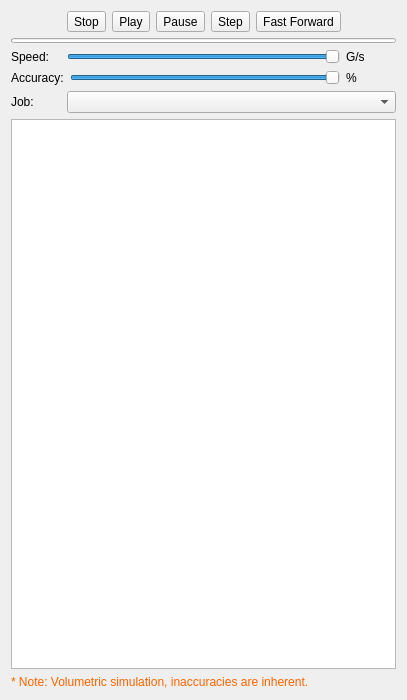
This is PathSimGui.ui in dubstar-04/FreeCAD_Path_Sim as Qt 5 draws it before an edit. The edited form follows.
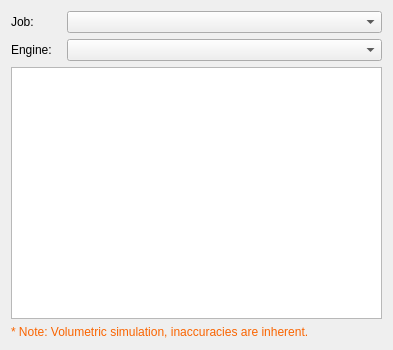
This is the edited form. Icons and pictures are not drawn.

Commit message: clean up freecad panel

Patch:
```diff
--- a/PathSimGui.ui
+++ b/PathSimGui.ui
@@ -6,8 +6,8 @@
    <rect>
     <x>0</x>
     <y>0</y>
-    <width>407</width>
-    <height>700</height>
+    <width>393</width>
+    <height>350</height>
    </rect>
   </property>
   <property name="sizePolicy">
@@ -19,258 +19,8 @@
   <property name="windowTitle">
    <string>Path Simulator</string>
   </property>
-  <layout class="QVBoxLayout" name="verticalLayout">
-   <item>
-    <layout class="QHBoxLayout" name="horizontalLayout_2">
-     <item>
-      <spacer name="horizontalSpacer_2">
-       <property name="orientation">
-        <enum>Qt::Horizontal</enum>
-       </property>
-       <property name="sizeHint" stdset="0">
-        <size>
-         <width>40</width>
-         <height>20</height>
-        </size>
-       </property>
-      </spacer>
-     </item>
-     <item>
-      <widget class="QToolButton" name="toolButtonStop">
-       <property name="toolTip">
-        <string>Stop running simulation</string>
-       </property>
-       <property name="text">
-        <string>Stop</string>
-       </property>
-       <property name="icon">
-        <iconset resource="../../../Documents/GitHub/FreeCAD/src/Mod/Path/Gui/Resources/Path.qrc">
-         <normaloff>:/icons/Path_BStop.svg</normaloff>:/icons/Path_BStop.svg</iconset>
-       </property>
-       <property name="iconSize">
-        <size>
-         <width>32</width>
-         <height>32</height>
-        </size>
-       </property>
-      </widget>
-     </item>
-     <item>
-      <widget class="QToolButton" name="toolButtonPlay">
-       <property name="toolTip">
-        <string>Activate / resume simulation</string>
-       </property>
-       <property name="text">
-        <string>Play</string>
-       </property>
-       <property name="icon">
-        <iconset resource="../../../Documents/GitHub/FreeCAD/src/Mod/Path/Gui/Resources/Path.qrc">
-         <normaloff>:/icons/Path_BPlay.svg</normaloff>:/icons/Path_BPlay.svg</iconset>
-       </property>
-       <property name="iconSize">
-        <size>
-         <width>32</width>
-         <height>32</height>
-        </size>
-       </property>
-      </widget>
-     </item>
-     <item>
-      <widget class="QToolButton" name="toolButtonPause">
-       <property name="toolTip">
-        <string>Pause simulation</string>
-       </property>
-       <property name="text">
-        <string>Pause</string>
-       </property>
-       <property name="icon">
-        <iconset resource="../../../Documents/GitHub/FreeCAD/src/Mod/Path/Gui/Resources/Path.qrc">
-         <normaloff>:/icons/Path_BPause.svg</normaloff>:/icons/Path_BPause.svg</iconset>
-       </property>
-       <property name="iconSize">
-        <size>
-         <width>32</width>
-         <height>32</height>
-        </size>
-       </property>
-      </widget>
-     </item>
-     <item>
-      <widget class="QToolButton" name="toolButtonStep">
-       <property name="toolTip">
-        <string>Single step simulation</string>
-       </property>
-       <property name="text">
-        <string>Step</string>
-       </property>
-       <property name="icon">
-        <iconset resource="../../../Documents/GitHub/FreeCAD/src/Mod/Path/Gui/Resources/Path.qrc">
-         <normaloff>:/icons/Path_BStep.svg</normaloff>:/icons/Path_BStep.svg</iconset>
-       </property>
-       <property name="iconSize">
-        <size>
-         <width>32</width>
-         <height>32</height>
-        </size>
-       </property>
-      </widget>
-     </item>
-     <item>
-      <widget class="QToolButton" name="toolButtonFF">
-       <property name="toolTip">
-        <string>Run simulation till end without animation</string>
-       </property>
-       <property name="text">
-        <string>Fast Forward</string>
-       </property>
-       <property name="icon">
-        <iconset resource="../../../Documents/GitHub/FreeCAD/src/Mod/Path/Gui/Resources/Path.qrc">
-         <normaloff>:/icons/Path_BFastForward.svg</normaloff>:/icons/Path_BFastForward.svg</iconset>
-       </property>
-       <property name="iconSize">
-        <size>
-         <width>32</width>
-         <height>32</height>
-        </size>
-       </property>
-      </widget>
-     </item>
-     <item>
-      <spacer name="horizontalSpacer">
-       <property name="orientation">
-        <enum>Qt::Horizontal</enum>
-       </property>
-       <property name="sizeHint" stdset="0">
-        <size>
-         <width>40</width>
-         <height>20</height>
-        </size>
-       </property>
-      </spacer>
-     </item>
-    </layout>
-   </item>
-   <item>
-    <widget class="QProgressBar" name="progressBar">
-     <property name="sizePolicy">
-      <sizepolicy hsizetype="Expanding" vsizetype="Maximum">
-       <horstretch>0</horstretch>
-       <verstretch>0</verstretch>
-      </sizepolicy>
-     </property>
-     <property name="maximumSize">
-      <size>
-       <width>16777215</width>
-       <height>5</height>
-      </size>
-     </property>
-     <property name="textVisible">
-      <bool>false</bool>
-     </property>
-    </widget>
-   </item>
-   <item>
-    <layout class="QHBoxLayout" name="horizontalLayout_3">
-     <property name="topMargin">
-      <number>0</number>
-     </property>
-     <item>
-      <widget class="QLabel" name="label_3">
-       <property name="minimumSize">
-        <size>
-         <width>50</width>
-         <height>0</height>
-        </size>
-       </property>
-       <property name="text">
-        <string>Speed:</string>
-       </property>
-      </widget>
-     </item>
-     <item>
-      <widget class="QSlider" name="sliderSpeed">
-       <property name="minimum">
-        <number>1</number>
-       </property>
-       <property name="maximum">
-        <number>50</number>
-       </property>
-       <property name="value">
-        <number>50</number>
-       </property>
-       <property name="orientation">
-        <enum>Qt::Horizontal</enum>
-       </property>
-      </widget>
-     </item>
-     <item>
-      <widget class="QLabel" name="labelGPerSec">
-       <property name="minimumSize">
-        <size>
-         <width>50</width>
-         <height>0</height>
-        </size>
-       </property>
-       <property name="text">
-        <string>G/s</string>
-       </property>
-      </widget>
-     </item>
-    </layout>
-   </item>
-   <item>
-    <layout class="QHBoxLayout" name="horizontalLayout_4">
-     <property name="topMargin">
-      <number>0</number>
-     </property>
-     <item>
-      <widget class="QLabel" name="label_4">
-       <property name="minimumSize">
-        <size>
-         <width>50</width>
-         <height>0</height>
-        </size>
-       </property>
-       <property name="text">
-        <string>Accuracy:</string>
-       </property>
-      </widget>
-     </item>
-     <item>
-      <widget class="QSlider" name="sliderAccuracy">
-       <property name="minimum">
-        <number>1</number>
-       </property>
-       <property name="maximum">
-        <number>10</number>
-       </property>
-       <property name="pageStep">
-        <number>2</number>
-       </property>
-       <property name="value">
-        <number>10</number>
-       </property>
-       <property name="orientation">
-        <enum>Qt::Horizontal</enum>
-       </property>
-      </widget>
-     </item>
-     <item>
-      <widget class="QLabel" name="labelAccuracy">
-       <property name="minimumSize">
-        <size>
-         <width>50</width>
-         <height>0</height>
-        </size>
-       </property>
-       <property name="text">
-        <string>%</string>
-       </property>
-      </widget>
-     </item>
-    </layout>
-   </item>
-   <item>
+  <layout class="QGridLayout" name="gridLayout">
+   <item row="0" column="0">
     <layout class="QHBoxLayout" name="horizontalLayout">
      <item>
       <widget class="QLabel" name="label">
@@ -290,14 +40,49 @@
      </item>
     </layout>
    </item>
-   <item>
+   <item row="1" column="0">
+    <layout class="QHBoxLayout" name="horizontalLayout_2">
+     <item>
+      <widget class="QLabel" name="label_2">
+       <property name="enabled">
+        <bool>true</bool>
+       </property>
+       <property name="sizePolicy">
+        <sizepolicy hsizetype="Preferred" vsizetype="Preferred">
+         <horstretch>0</horstretch>
+         <verstretch>0</verstretch>
+        </sizepolicy>
+       </property>
+       <property name="minimumSize">
+        <size>
+         <width>0</width>
+         <height>0</height>
+        </size>
+       </property>
+       <property name="maximumSize">
+        <size>
+         <width>50</width>
+         <height>16777215</height>
+        </size>
+       </property>
+       <property name="text">
+        <string>Engine:</string>
+       </property>
+      </widget>
+     </item>
+     <item>
+      <widget class="QComboBox" name="comboEngines"/>
+     </item>
+    </layout>
+   </item>
+   <item row="2" column="0">
     <widget class="QListWidget" name="listOperations">
      <property name="selectionMode">
       <enum>QAbstractItemView::NoSelection</enum>
      </property>
     </widget>
    </item>
-   <item>
+   <item row="3" column="0">
     <widget class="QLabel" name="labelNote">
      <property name="styleSheet">
       <string notr="true">QLabel { color: rgb(250, 100, 0) }</string>
```
Left out of the diff: 4 changed lines with no effect on the pictures.
